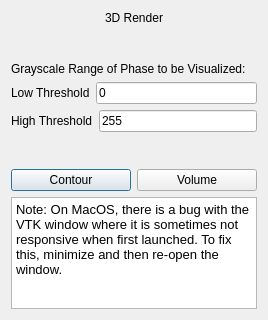
Before: the Qt Designer form gui/src/Visualization/Visualization.ui in nasa/puma, drawn with Qt 5.
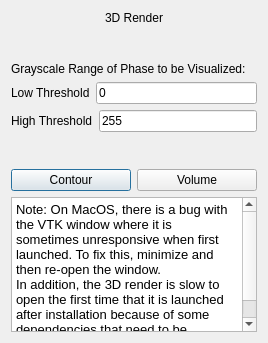
After: the same form once the commit is applied.

```diff
--- a/gui/src/Visualization/Visualization.ui
+++ b/gui/src/Visualization/Visualization.ui
@@ -7,7 +7,7 @@
     <x>0</x>
     <y>0</y>
     <width>266</width>
-    <height>320</height>
+    <height>343</height>
    </rect>
   </property>
   <property name="minimumSize">
@@ -166,7 +166,8 @@
 &lt;html&gt;&lt;head&gt;&lt;meta name=&quot;qrichtext&quot; content=&quot;1&quot; /&gt;&lt;style type=&quot;text/css&quot;&gt;
 p, li { white-space: pre-wrap; }
 &lt;/style&gt;&lt;/head&gt;&lt;body style=&quot; font-family:'.AppleSystemUIFont'; font-size:13pt; font-weight:400; font-style:normal;&quot;&gt;
-&lt;p style=&quot; margin-top:0px; margin-bottom:0px; margin-left:0px; margin-right:0px; -qt-block-indent:0; text-indent:0px;&quot;&gt;&lt;span style=&quot; font-size:10pt;&quot;&gt;Note: On MacOS, there is a bug with the VTK window where it is sometimes not responsive when first launched. To fix this, minimize and then re-open the window. &lt;/span&gt;&lt;/p&gt;&lt;/body&gt;&lt;/html&gt;</string>
+&lt;p style=&quot; margin-top:0px; margin-bottom:0px; margin-left:0px; margin-right:0px; -qt-block-indent:0; text-indent:0px;&quot;&gt;&lt;span style=&quot; font-size:10pt;&quot;&gt;Note: On MacOS, there is a bug with the VTK window where it is sometimes unresponsive when first launched. To fix this, minimize and then re-open the window. &lt;/span&gt;&lt;/p&gt;
+&lt;p style=&quot; margin-top:0px; margin-bottom:0px; margin-left:0px; margin-right:0px; -qt-block-indent:0; text-indent:0px;&quot;&gt;&lt;span style=&quot; font-size:10pt;&quot;&gt;In addition, the 3D render is slow to open the first time that it is launched after installation because of some dependencies that need to be compiled.&lt;/span&gt;&lt;/p&gt;&lt;/body&gt;&lt;/html&gt;</string>
      </property>
     </widget>
    </item>
```
